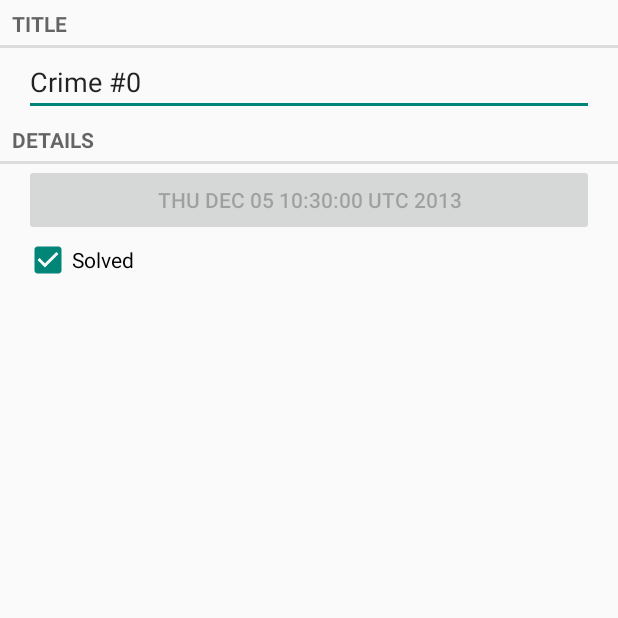
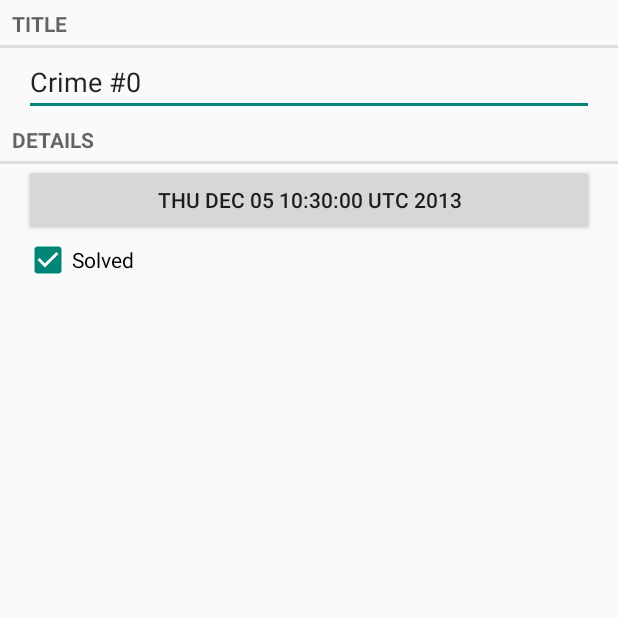
Before and after one commit to fajarsuwon/android-practice, an Android app: the screen it shows after launch (CrimeActivity before the commit, CrimePagerActivity after it), after a tap on an icon or button, on a phone screen of 412 x 824 dp, the top half of it. Run offline under Robolectric (Android 15) with nearby library versions, the phone set to English and light mode, and no system bars.

Commit message:
added pagination

```diff
--- a/CriminalintentProject/Criminalintent/src/main/AndroidManifest.xml
+++ b/CriminalintentProject/Criminalintent/src/main/AndroidManifest.xml
@@ -20,7 +20,7 @@
             </intent-filter>
         </activity>
 
-        <activity android:name=".CrimeActivity" android:label="@string/app_name"/>
+        <activity android:name=".CrimePagerActivity" android:label="@string/app_name"/>
 
     </application>
 
--- a/CriminalintentProject/Criminalintent/src/main/java/com/bignerdranch/android/criminalintent/CrimeFragment.java
+++ b/CriminalintentProject/Criminalintent/src/main/java/com/bignerdranch/android/criminalintent/CrimeFragment.java
@@ -2,6 +2,8 @@ package com.bignerdranch.android.criminalintent;
 
 
 import android.app.Activity;
+import android.content.Intent;
+import android.support.v4.app.FragmentManager;
 import android.support.v4.app.Fragment;
 import android.os.Bundle;
 import android.text.Editable;
@@ -10,11 +12,13 @@ import android.util.Log;
 import android.view.LayoutInflater;
 import android.view.View;
 import android.view.ViewGroup;
+import android.view.animation.AccelerateInterpolator;
 import android.widget.Button;
 import android.widget.CheckBox;
 import android.widget.CompoundButton;
 import android.widget.EditText;
 
+import java.util.Date;
 import java.util.UUID;
 
 /**
@@ -27,6 +31,8 @@ public class CrimeFragment extends Fragment {
     private CheckBox mSolvedCheckBox;
     public static  final String EXTRA_CRIME_ID = "come.bignerdranch.android.criminalintent.crime_id";
     private static final String TAG = "CrimeFragment";
+    private static final String DIALOG_DATE = "date";
+    private static final int REQUEST_DATE = 0;
 
 
 
@@ -78,9 +84,20 @@ public class CrimeFragment extends Fragment {
 
 
 
+
         mDateButton = (Button)v.findViewById(R.id.crime_date);
-        mDateButton.setText(mCrime.getDate().toString());
-        mDateButton.setEnabled(false);
+        updateDate();
+        mDateButton.setOnClickListener(new View.OnClickListener() {
+            public void onClick(View v) {
+                FragmentManager fm = getActivity()
+                        .getSupportFragmentManager();
+                DatePickerFragment dialog = DatePickerFragment
+                        .newInstance(mCrime.getDate());
+                dialog.setTargetFragment(CrimeFragment.this, REQUEST_DATE);
+                dialog.show(fm, DIALOG_DATE);
+            }
+        });
+
 
         mSolvedCheckBox = (CheckBox)v.findViewById(R.id.crime_solved);
         mSolvedCheckBox.setChecked(mCrime.isSolved());
@@ -104,4 +121,21 @@ public class CrimeFragment extends Fragment {
     public void returnResult() {
         getActivity().setResult(Activity.RESULT_OK, null);
     }
+
+
+    @Override
+    public void onActivityResult(int requestCode, int resultCode, Intent data) {
+        if (resultCode != Activity.RESULT_OK) return;
+        if (requestCode == REQUEST_DATE) {
+            Date date = (Date)data
+                    .getSerializableExtra(DatePickerFragment.EXTRA_DATE);
+            mCrime.setDate(date);
+            updateDate();
+        }
+    }
+
+
+    private void updateDate() {
+        mDateButton.setText(mCrime.getDate().toString());
+    }
 }
--- a/CriminalintentProject/Criminalintent/src/main/java/com/bignerdranch/android/criminalintent/CrimeListFragment.java
+++ b/CriminalintentProject/Criminalintent/src/main/java/com/bignerdranch/android/criminalintent/CrimeListFragment.java
@@ -37,9 +37,10 @@ public class CrimeListFragment extends ListFragment {
         Crime c = ((CrimeAdapter)getListAdapter()).getItem(position);
         Log.d(TAG, c.getTitle() + " was clicked ************************** >>>>>>>>>>>>>>>>>>>>>>>>>>");
 
-        Intent i = new Intent(getActivity(), CrimeActivity.class);
+
+        Intent i = new Intent(getActivity(), CrimePagerActivity.class);
         i.putExtra(CrimeFragment.EXTRA_CRIME_ID, c.getId());
-        startActivityForResult(i, REQUEST_CRIME);
+        startActivity(i);
     }
 
     @Override
--- /dev/null
+++ b/CriminalintentProject/Criminalintent/src/main/java/com/bignerdranch/android/criminalintent/CrimePagerActivity.java
@@ -0,0 +1,72 @@
+package com.bignerdranch.android.criminalintent;
+
+import android.support.v4.app.FragmentManager;
+import android.os.Bundle;
+import android.support.v4.app.Fragment;
+import android.support.v4.app.FragmentActivity;
+import android.support.v4.app.FragmentStatePagerAdapter;
+import android.support.v4.view.ViewPager;
+
+import java.util.ArrayList;
+import java.util.UUID;
+
+/**
+ * Created by steve on 11/29/2013.
+ */
+public class CrimePagerActivity extends FragmentActivity{
+    private ViewPager mViewPager;
+    private ArrayList<Crime> mCrimes;
+
+    @Override
+    public void onCreate(Bundle savedInstanceState) {
+        super.onCreate(savedInstanceState);
+        mViewPager = new ViewPager(this);
+        mViewPager.setId(R.id.viewPager);
+        setContentView(mViewPager);
+
+        mCrimes = CrimeLab.get(this).getCrimes();
+        FragmentManager fm = getSupportFragmentManager();
+        mViewPager.setAdapter(new FragmentStatePagerAdapter(fm) {
+            @Override
+            public Fragment getItem(int i) {
+                Crime crime = mCrimes.get(i);
+                return CrimeFragment.newInstance(crime.getId());
+            }
+
+            @Override
+            public int getCount() {
+                return mCrimes.size();
+            }
+        });
+
+        UUID crimeId = (UUID)getIntent().getSerializableExtra(CrimeFragment.EXTRA_CRIME_ID);
+        for (int i=0;i<mCrimes.size(); i++) {
+            if (mCrimes.get(i).getId().equals(crimeId)) {
+                mViewPager.setCurrentItem(i);
+                break;
+            }
+        }
+
+        mViewPager.setOnPageChangeListener(new ViewPager.OnPageChangeListener() {
+            @Override
+            public void onPageScrolled(int i, float v, int i2) {
+
+            }
+
+            @Override
+            public void onPageSelected(int i) {
+                Crime crime = mCrimes.get(i);
+                if (crime.getTitle() != null) {
+                    setTitle(crime.getTitle());
+                }
+            }
+
+            @Override
+            public void onPageScrollStateChanged(int i) {
+
+            }
+
+         });
+
+    }
+}
--- /dev/null
+++ b/CriminalintentProject/Criminalintent/src/main/res/layout-land/fragment_crime.xml
@@ -0,0 +1,44 @@
+<?xml version="1.0" encoding="utf-8"?>
+<LinearLayout xmlns:android="http://schemas.android.com/apk/res/android"
+    android:layout_width="match_parent"
+    android:layout_height="wrap_content"
+    android:orientation="vertical"
+    >
+    <TextView
+        android:layout_width="match_parent"
+        android:layout_height="wrap_content"
+        android:text="@string/crime_title_label"
+        style="?android:listSeparatorTextViewStyle"
+        />
+    <EditText android:id="@+id/crime_title"
+        android:layout_width="match_parent"
+        android:layout_height="wrap_content"
+        android:layout_marginLeft="16dp"
+        android:layout_marginRight="16dp"
+        android:hint="@string/crime_title_hint"
+        />
+    <TextView
+        android:layout_width="match_parent"
+        android:layout_height="wrap_content"
+        android:text="@string/crime_details_label"
+        style="?android:listSeparatorTextViewStyle"
+        />
+
+    <LinearLayout
+        android:layout_width="match_parent"
+        android:layout_height="wrap_content"
+        android:layout_marginLeft="16dp"
+        android:layout_marginRight="16dp">
+        <Button android:id="@+id/crime_date"
+            android:layout_width="wrap_content"
+            android:layout_height="wrap_content"
+            android:layout_weight="2" />
+        <CheckBox android:id="@+id/crime_solved"
+            android:layout_width="wrap_content"
+            android:layout_height="wrap_content"
+            android:text="@string/crime_solved_label"
+            android:layout_weight="1" />
+
+
+     </LinearLayout>
+</LinearLayout>
--- /dev/null
+++ b/CriminalintentProject/Criminalintent/src/main/res/values/ids.xml
@@ -0,0 +1,5 @@
+<?xml version="1.0" encoding="utf-8"?>
+<resources>
+    <item type="id" name="viewPager"></item>
+
+</resources>
--- a/CriminalintentProject/Criminalintent/src/main/res/values/strings.xml
+++ b/CriminalintentProject/Criminalintent/src/main/res/values/strings.xml
@@ -11,5 +11,6 @@
     <string name="title_activity_single_fragment">SingleFragmentActivity</string>
     <string name="hello_world">Hello world!</string>
     <string name="action_settings">Settings</string>
+    <string name="date_picker_title">Date of crime:</string>
 
 </resources>
```
Also changed, not shown: CriminalintentProject/Criminalintent/src/main/java/com/bignerdranch/android/criminalintent/DatePickerFragment.java (added, +91 -0 lines), CriminalintentProject/Criminalintent/src/main/res/layout/dialog_date.xml (added, +7 -0 lines), 4 other files.
